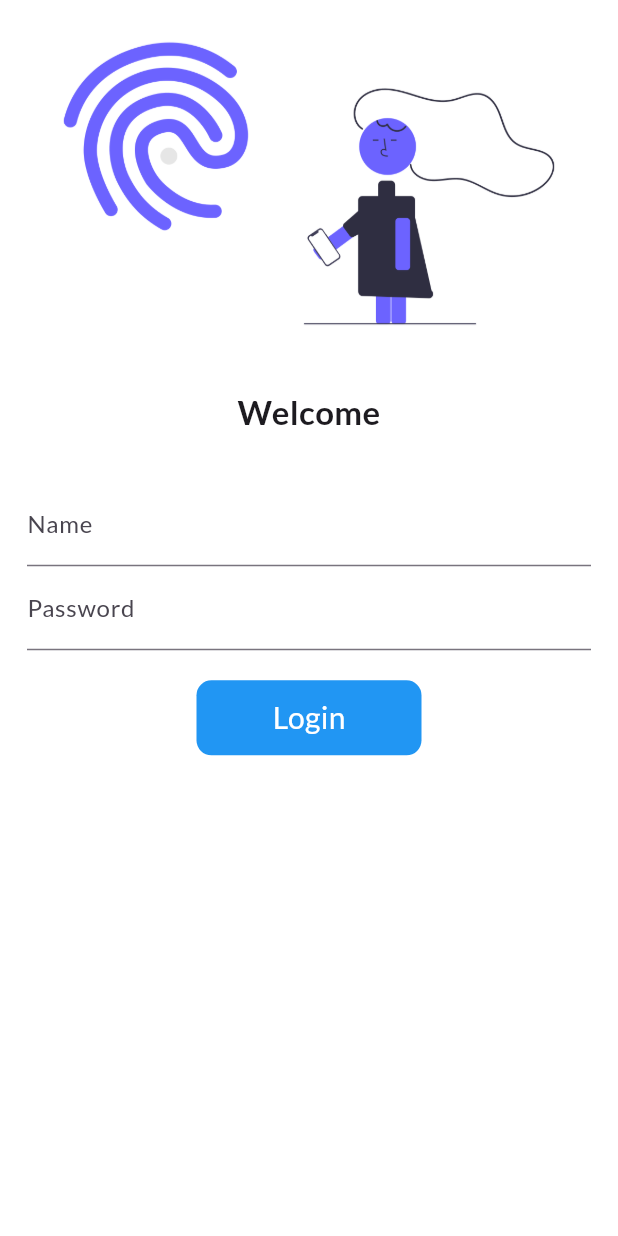
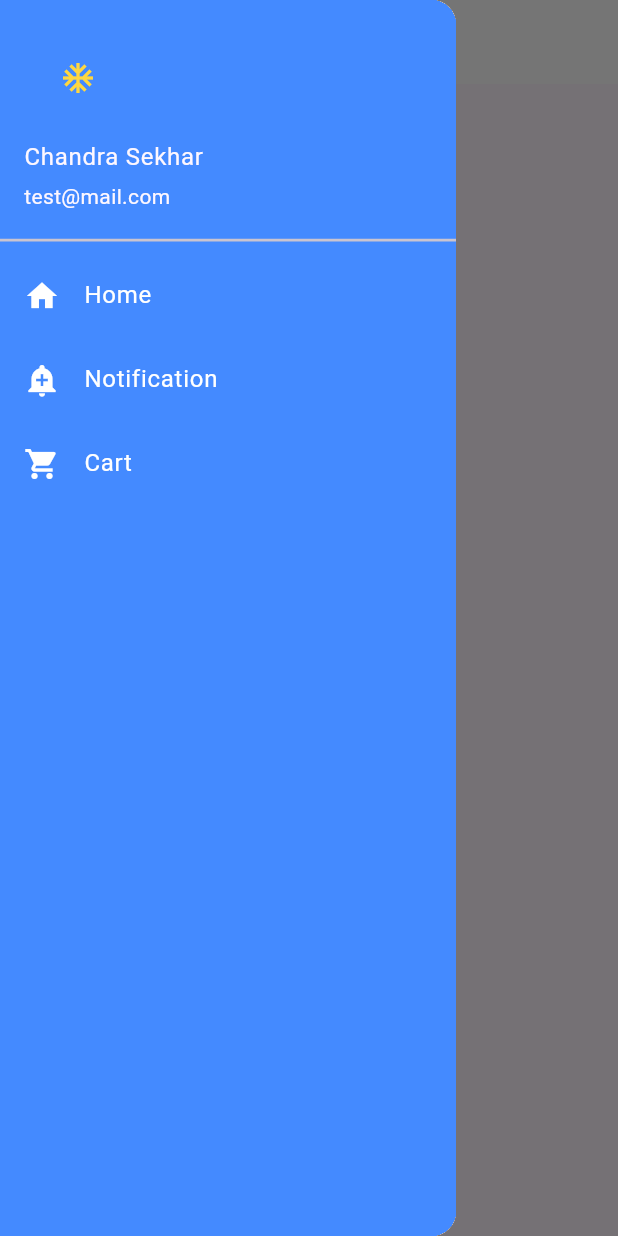
Before and after one commit to Chandra-Sekhar-Bala/Flutter_App, a Flutter app: the screen it shows after launch, with the side drawer open (before the commit the screen has no drawer), on a phone screen of 412 x 824 dp. Run offline on Flutter 3.47's test engine with Material 3 defaults, Android fonts, the phone set to English and light mode, and no system bars; our stand-ins replace google_fonts.

Commit message:
wip: Custom drawer widget

```diff
--- a/lib/main.dart
+++ b/lib/main.dart
@@ -13,13 +13,19 @@ class MyApp extends StatelessWidget {
   @override
   Widget build(BuildContext context) {
     return MaterialApp(
+      debugShowCheckedModeBanner: false,
       themeMode: ThemeMode.light,
       darkTheme: ThemeData(brightness: Brightness.dark),
-      theme: ThemeData(primarySwatch: Colors.red,
-        textTheme: GoogleFonts.latoTextTheme()
+      theme: ThemeData(
+        appBarTheme: const AppBarTheme(
+          color: Colors.white,
+          centerTitle: true,
+          iconTheme: IconThemeData(color: Colors.black),
+        ),
+        fontFamily: GoogleFonts.balooBhai2().fontFamily,
       ),
       routes: {
-        "/": (context) => const LoginPage(),
+        "/": (context) => const HomePage(),
         MyRoutes.homeRoute: (context) => const HomePage(),
         MyRoutes.loginRoute: (context) => const LoginPage(),
       },
--- a/lib/pages/home_page.dart
+++ b/lib/pages/home_page.dart
@@ -1,4 +1,5 @@
 import 'package:flutter/material.dart';
+import 'package:flutter_app_test/widgets/drawer.dart';
 
 class HomePage extends StatelessWidget {
   const HomePage({super.key});
@@ -7,12 +8,15 @@ class HomePage extends StatelessWidget {
     return Scaffold(
       appBar: AppBar(
         centerTitle: true,
-        title: const Text("Test App"),
+        title: const Text(
+          "Cart App",
+          style: TextStyle(color: Colors.black),
+        ),
       ),
       body: const Center(
         child: Text("Bye World"),
       ),
-      drawer: const Drawer(),
+      drawer: const MyDrawer(),
     );
   }
 }
--- /dev/null
+++ b/lib/widgets/drawer.dart
@@ -0,0 +1,60 @@
+import 'package:flutter/material.dart';
+
+class MyDrawer extends StatelessWidget {
+  const MyDrawer({super.key});
+
+  @override
+  Widget build(BuildContext context) {
+    return Drawer(
+        child: Container(
+      color: Colors.blueAccent,
+      child: ListView(
+        padding: const EdgeInsets.all(0),
+        children: const [
+          DrawerHeader(
+            padding: EdgeInsets.all(0),
+            child: UserAccountsDrawerHeader(
+                decoration: BoxDecoration(color: Colors.blueAccent),
+                currentAccountPicture: Icon(
+                  Icons.ac_unit_outlined,
+                  color: Colors.amberAccent,
+                ),
+                margin: EdgeInsets.all(0),
+                accountName: Text("Chandra Sekhar"),
+                accountEmail: Text("test@mail.com")),
+          ),
+          ListTile(
+            leading: Icon(
+              Icons.home,
+              color: Colors.white,
+            ),
+            title: Text(
+              "Home",
+              style: TextStyle(color: Colors.white),
+            ),
+          ),
+          ListTile(
+            leading: Icon(
+              Icons.add_alert,
+              color: Colors.white,
+            ),
+            title: Text(
+              "Notification",
+              style: TextStyle(color: Colors.white),
+            ),
+          ),
+          ListTile(
+            leading: Icon(
+              Icons.shopping_cart,
+              color: Colors.white,
+            ),
+            title: Text(
+              "Cart",
+              style: TextStyle(color: Colors.white),
+            ),
+          ),
+        ],
+      ),
+    ));
+  }
+}
```
